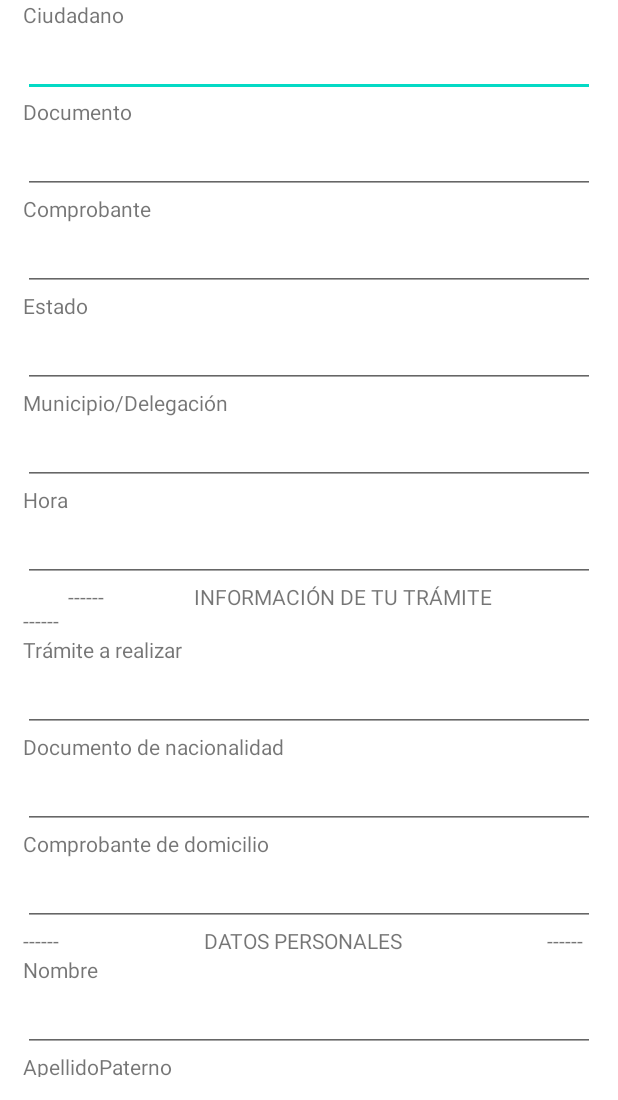
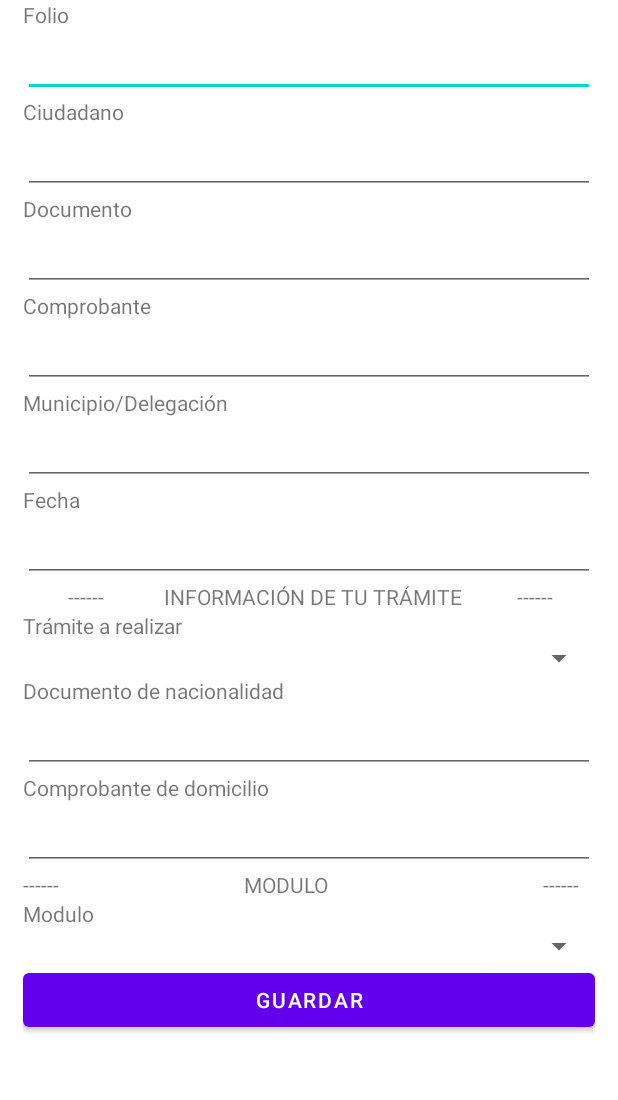
Before and after one commit to OscarGlez01/CitaINE, an Android app: the CitaFormActivity screen opened directly, with no data from a screen before it, on a phone screen of 412 x 824 dp, the part 136-1236 px from its top. Run offline under Robolectric (Android 15) with nearby library versions, the phone set to English and light mode, and no system bars; 1 statement that could not run was skipped.

Commit message:
cambios en form

```diff
--- a/Cita/app/src/main/java/mx/itson/cita/CitaConsultaActivity.java
+++ b/Cita/app/src/main/java/mx/itson/cita/CitaConsultaActivity.java
@@ -3,12 +3,18 @@ package mx.itson.cita;
 import androidx.appcompat.app.AppCompatActivity;
 
 import android.os.Bundle;
+import android.view.View;
 
-public class CitaConsultaActivity extends AppCompatActivity {
+public class CitaConsultaActivity extends AppCompatActivity implements View.OnClickListener{
 
     @Override
     protected void onCreate(Bundle savedInstanceState) {
         super.onCreate(savedInstanceState);
         setContentView(R.layout.activity_cita_consulta);
     }
+
+    @Override
+    public void onClick(View view) {
+
+    }
 }
--- a/Cita/app/src/main/java/mx/itson/cita/CitaFormActivity.java
+++ b/Cita/app/src/main/java/mx/itson/cita/CitaFormActivity.java
@@ -2,13 +2,32 @@ package mx.itson.cita;
 
 import androidx.appcompat.app.AppCompatActivity;
 
+import android.content.Context;
+import android.content.Intent;
 import android.os.Bundle;
+import android.widget.Button;
+import android.widget.TextView;
+
+import mx.itson.cita.entidades.Cita;
 
 public class CitaFormActivity extends AppCompatActivity {
+
+    Button btn_guardar;
+    TextView txtFolio;
+
+    Context context;
 
     @Override
     protected void onCreate(Bundle savedInstanceState) {
         super.onCreate(savedInstanceState);
         setContentView(R.layout.activity_cita_form);
+        context = this;
+
+        Intent intentCrear = getIntent();
+        Cita cita = (Cita) intentCrear.getSerializableExtra("cita");
+
+        txtFolio = findViewById(R.id.txtFolio);
+        txtFolio.setText(cita.getFolio());
+
     }
 }
--- a/Cita/app/src/main/res/layout/activity_cita_form.xml
+++ b/Cita/app/src/main/res/layout/activity_cita_form.xml
@@ -12,6 +12,16 @@
         android:layout_width="match_parent"
         android:layout_height="wrap_content"
         android:text="------                       INFORMACIÓN DE LA CITA                         ------"/>
+
+    <TextView
+        android:layout_width="match_parent"
+        android:layout_height="wrap_content"
+        android:text="Folio"/>
+    <EditText
+        android:id="@+id/txtFolio"
+        android:layout_width="match_parent"
+        android:layout_height="wrap_content"
+        android:inputType="text" />
 
     <TextView
         android:layout_width="match_parent"
@@ -47,16 +57,6 @@
     <TextView
         android:layout_width="match_parent"
         android:layout_height="wrap_content"
-        android:text="Estado"/>
-    <EditText
-        android:id="@+id/txtEstado"
-        android:layout_width="match_parent"
-        android:layout_height="wrap_content"
-        android:inputType="text"/>
-
-    <TextView
-        android:layout_width="match_parent"
-        android:layout_height="wrap_content"
         android:text="Municipio/Delegación"/>
     <EditText
         android:id="@+id/txtMunicipio"
@@ -67,30 +67,28 @@
     <TextView
         android:layout_width="match_parent"
         android:layout_height="wrap_content"
-        android:text="Hora"/>
+        android:text="Fecha"/>
     <EditText
         android:id="@+id/txtHora"
         android:layout_width="match_parent"
         android:layout_height="wrap_content"
-        android:inputType="text"/>
+        android:inputType="datetime"/>
 
     <TextView
         android:layout_width="match_parent"
         android:layout_height="wrap_content"
         android:text="
-        ------                  INFORMACIÓN DE TU TRÁMITE                      ------
-
+        ------            INFORMACIÓN DE TU TRÁMITE           ------
 "/>
 
     <TextView
         android:layout_width="match_parent"
         android:layout_height="wrap_content"
         android:text="Trámite a realizar"/>
-    <EditText
-        android:id="@+id/txtTramite"
+    <Spinner
         android:layout_width="match_parent"
         android:layout_height="wrap_content"
-        android:inputType="text"/>
+        />
 
     <TextView
         android:layout_width="match_parent"
@@ -119,69 +117,17 @@
     <TextView
         android:layout_width="match_parent"
         android:layout_height="wrap_content"
-        android:text="------                             DATOS PERSONALES                             ------"/>
+        android:text="------                                     MODULO                                           ------"/>
 
     <TextView
         android:layout_width="match_parent"
         android:layout_height="wrap_content"
-        android:text="Nombre"/>
-    <EditText
-        android:id="@+id/txtNombre"
+        android:text="Modulo"/>
+
+    <Spinner
         android:layout_width="match_parent"
         android:layout_height="wrap_content"
-        android:inputType="text"
-        tools:ignore="DuplicateIds" />
-
-    <TextView
-        android:layout_width="match_parent"
-        android:layout_height="wrap_content"
-        android:text="ApellidoPaterno"/>
-    <EditText
-        android:id="@+id/txtApellidoPaterno"
-        android:layout_width="match_parent"
-        android:layout_height="wrap_content"
-        android:inputType="text"/>
-
-    <TextView
-        android:layout_width="match_parent"
-        android:layout_height="wrap_content"
-        android:text="Nombre"/>
-
-    <EditText
-        android:id="@+id/txtApellidoMaterno"
-        android:layout_width="match_parent"
-        android:layout_height="wrap_content"
-        android:inputType="text" />
-
-    <TextView
-        android:layout_width="match_parent"
-        android:layout_height="wrap_content"
-        android:text="Nombre"/>
-    <EditText
-        android:id="@+id/txtTelefono"
-        android:layout_width="match_parent"
-        android:layout_height="wrap_content"
-        android:inputType="text"/>
-
-    <TextView
-        android:layout_width="match_parent"
-        android:layout_height="wrap_content"
-        android:text="Nombre"/>
-    <EditText
-        android:id="@+id/txtCorreo"
-        android:layout_width="match_parent"
-        android:layout_height="wrap_content"
-        android:inputType="text"/>
-
-    <TextView
-        android:layout_width="match_parent"
-        android:layout_height="wrap_content"
-        android:text="Nombre"/>
-    <EditText
-        android:id="@+id/txtPaisResidencia"
-        android:layout_width="match_parent"
-        android:layout_height="wrap_content"
-        android:inputType="text"/>
+        />
 
     <Button
         android:id="@+id/btnGuardar"
```
